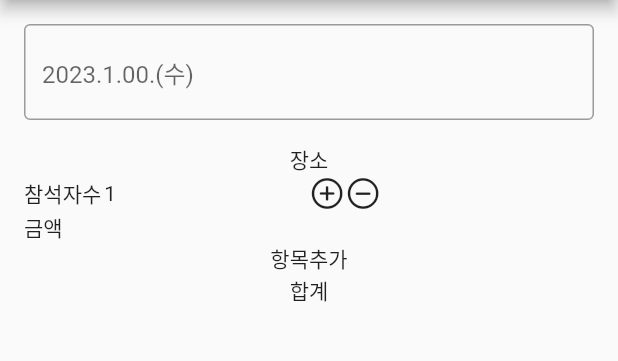
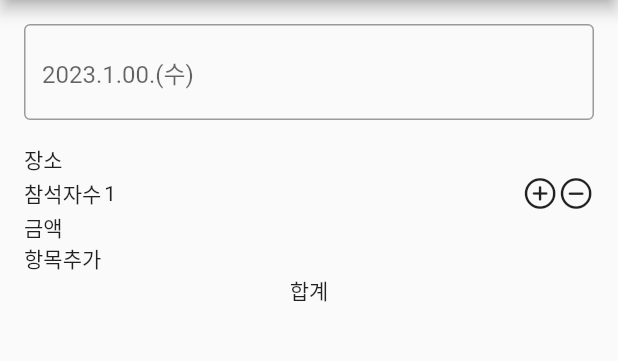
Before and after one commit to sirorong2/going_dutch, a Flutter app: the screen it shows after launch, on a phone screen of 412 x 824 dp, the part 84-445 px from its top. Run offline on Flutter 3.47's test engine with Material 2 defaults, Android fonts, the light colour scheme and no system bars.

Commit message:
2301250058

```diff
--- a/lib/screen/main_list.dart
+++ b/lib/screen/main_list.dart
@@ -38,11 +38,13 @@ class _DutchItem extends StatelessWidget {
   @override
   Widget build(BuildContext context) {
     return Column(
+      crossAxisAlignment: CrossAxisAlignment.start,
       children: [
-        Text('장소'),
+        Text('장소',),
         Row(
+          mainAxisAlignment: MainAxisAlignment.spaceBetween,
           children: [
-            Expanded(
+            Container(
               child: Row(
                 children: [
                   Text('참석자수'),
@@ -50,9 +52,8 @@ class _DutchItem extends StatelessWidget {
                   Text('1'),
                 ],
               ),
-              flex: 1,
             ),
-            Expanded(
+            Container(
               child: Row(
                 children: [
                   Icon(
@@ -63,7 +64,6 @@ class _DutchItem extends StatelessWidget {
                   ),
                 ],
               ),
-              flex: 1,
             )
           ],
         ),
```
